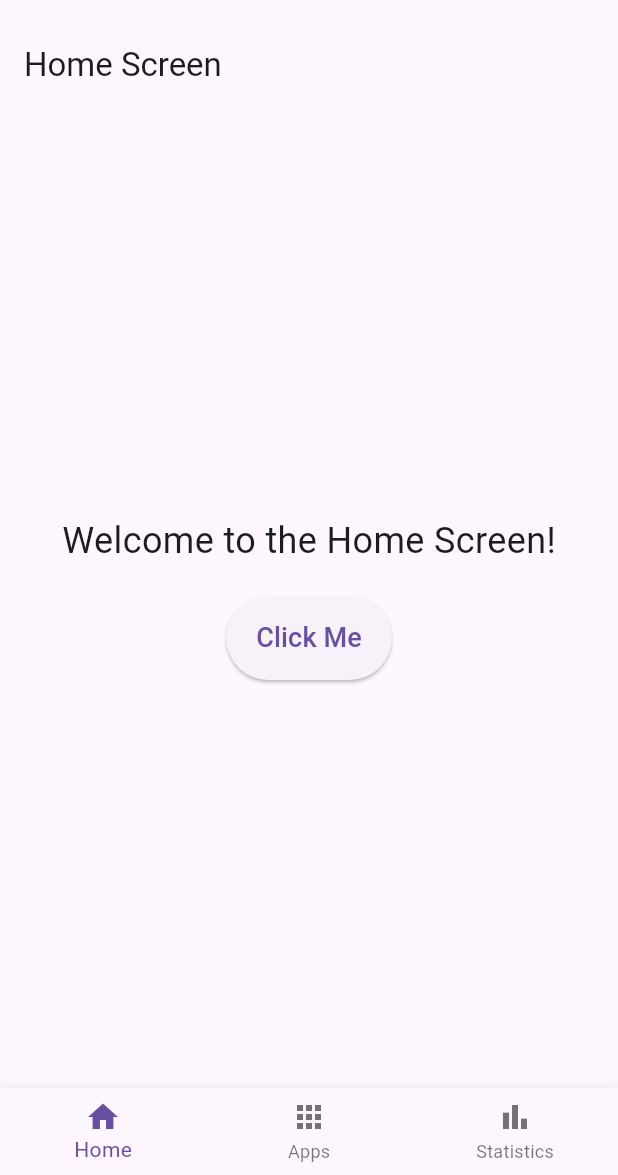
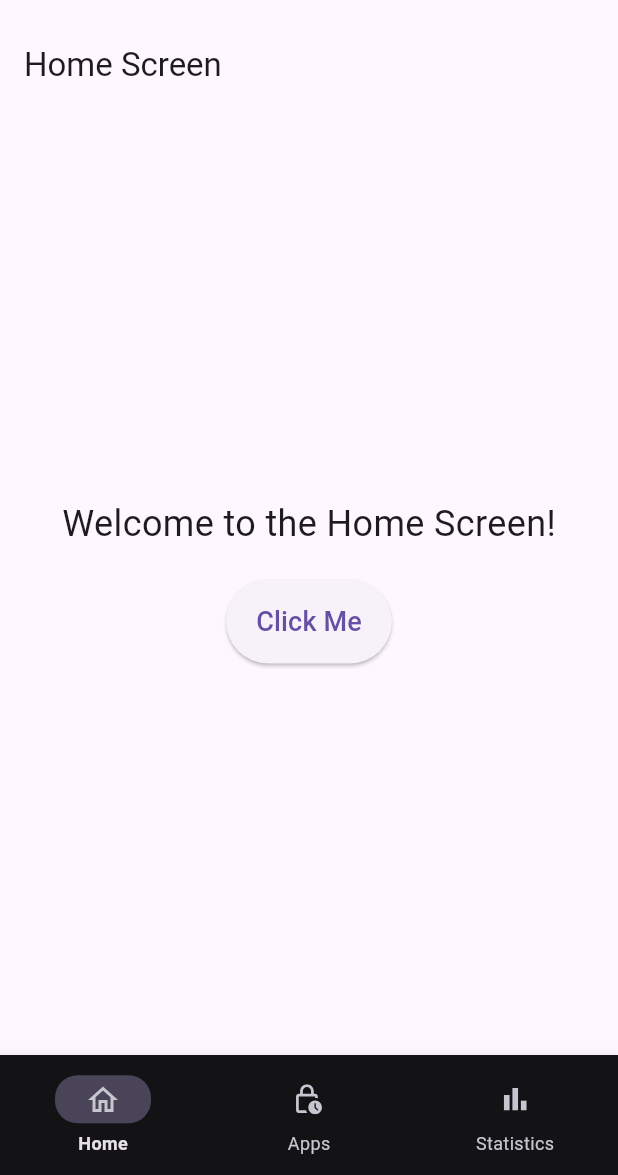
Before and after one commit to Edukasas/DeelayV2, a Flutter app: the screen it shows after launch, on a phone screen of 412 x 824 dp, the part 61-1236 px from its top. Run offline on Flutter 3.47's test engine with Material 3 defaults, Android fonts, the phone set to English and light mode, and no system bars; our stand-ins replace flutter_svg.

Commit message:
feat(footer): create footer

```diff
--- a/lib/widgets/footer.dart
+++ b/lib/widgets/footer.dart
@@ -1,4 +1,5 @@
 import 'package:flutter/material.dart';
+import 'package:flutter_svg/flutter_svg.dart';
 
 class Footer extends StatelessWidget {
   final int currentIndex;
@@ -8,23 +9,84 @@ class Footer extends StatelessWidget {
 
   @override
   Widget build(BuildContext context) {
-    return BottomNavigationBar(
+    return SizedBox(
+
+      height: 80,
+      child: BottomNavigationBar(
+
+        backgroundColor: Color(0xFF131316),
+        selectedItemColor: Color(0xFFE6E0E9),          // Color for the selected label/icon
+        selectedLabelStyle: TextStyle(
+          height: 1.25,
+          fontWeight: FontWeight.w700, // Correctly setting fontWeight
+          fontSize: 12.0,
+          color: Color(0xFFE6E0E9), // Optional: You can set a custom color for the selected label here
+        ),
+        unselectedLabelStyle: TextStyle(
+          height: 1.25,
+          fontWeight: FontWeight.normal, // Correctly setting fontWeight
+          fontSize: 12.0,
+          color: Color(0xFFE6E0E9), // Optional: You can set a custom color for the selected label here
+        ),
+
+        unselectedItemColor: Color(0xFFC6C5D0),
         currentIndex: currentIndex,
         onTap: onTap, // To handle navigation tap.
-      items: const [
+        items: [
           BottomNavigationBarItem(
-          icon: Icon(Icons.home),
+            icon: Container(
+              margin: EdgeInsets.only(bottom: 6),
+              padding: EdgeInsets.symmetric(vertical: 6, horizontal: 22),
+              decoration: currentIndex == 0 ? BoxDecoration(
+                color: Color(0xFF4A4458), // Background color for the icon
+                borderRadius: BorderRadius.circular(15.0), // Rounded corners
+              ) : null,
+              child: SvgPicture.asset(
+                'assets/icons/Home.svg',
+                  height: 20,
+                  width: 20,
+                  // ignore: deprecated_member_use
+                  color: Color(0xFFC6C5D0)
+                ),
+            ),
             label: 'Home',
           ),
           BottomNavigationBarItem(
-          icon: Icon(Icons.apps),
+            icon: Container(
+              margin: EdgeInsets.only(bottom: 6),
+              padding: EdgeInsets.symmetric(vertical: 6, horizontal: 22),
+              decoration: currentIndex == 1 ? BoxDecoration(
+                color: Color(0xFF4A4458), // Background color for the icon
+                borderRadius: BorderRadius.circular(15.0), // Rounded corners
+              ) : null,
+              child: SvgPicture.asset('assets/icons/App_limits.svg',
+              height: 20,
+              width: 20,
+              // ignore: deprecated_member_use
+              color: Color(0xFFC6C5D0)
+              )
+            ),
             label: 'Apps',
           ),
           BottomNavigationBarItem(
-          icon: Icon(Icons.bar_chart),
+            icon: Container(
+              margin: EdgeInsets.only(bottom: 6),
+              padding: EdgeInsets.symmetric(vertical: 8, horizontal: 24),
+              decoration: currentIndex == 2 ? BoxDecoration(
+                color: Color(0xFF4A4458), // Background color for the icon
+                borderRadius: BorderRadius.circular(15.0), // Rounded corners
+              ) : null,
+              child: SvgPicture.asset('assets/icons/Statistics.svg',
+              height: 16,
+              width: 16,
+              // ignore: deprecated_member_use
+              color: Color(0xFFC6C5D0)
+              )
+            ),
             label: 'Statistics',
           ),
         ],
+      ),
     );
   }
 }
--- a/pubspec.yaml
+++ b/pubspec.yaml
@@ -32,6 +32,7 @@ dependencies:
     sdk: flutter
 
 
+  flutter_svg: ^2.0.0
   # The following adds the Cupertino Icons font to your application.
   # Use with the CupertinoIcons class for iOS style icons.
   cupertino_icons: ^1.0.8
@@ -45,7 +46,7 @@ dev_dependencies:
   # activated in the `analysis_options.yaml` file located at the root of your
   # package. See that file for information about deactivating specific lint
   # rules and activating additional ones.
-  flutter_lints: ^4.0.0
+  flutter_lints: ^5.0.0
 
 # For information on the generic Dart part of this file, see the
 # following page: https://dart.dev/tools/pub/pubspec
@@ -59,6 +60,8 @@ flutter:
   uses-material-design: true
 
   # To add assets to your application, add an assets section, like this:
+  assets:
+   - assets/icons/
   # assets:
   #   - images/a_dot_burr.jpeg
   #   - images/a_dot_ham.jpeg
```
Also changed, not shown: assets/icons/App_limits.svg (added), assets/icons/Home.svg (added), assets/icons/Statistics.svg (added), pubspec.lock, 1 other file. Lines whose indentation alone changed are shown as unchanged.
